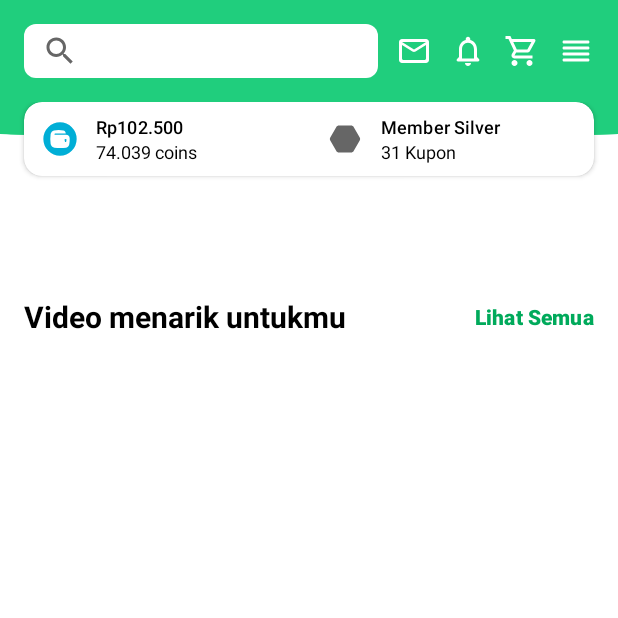
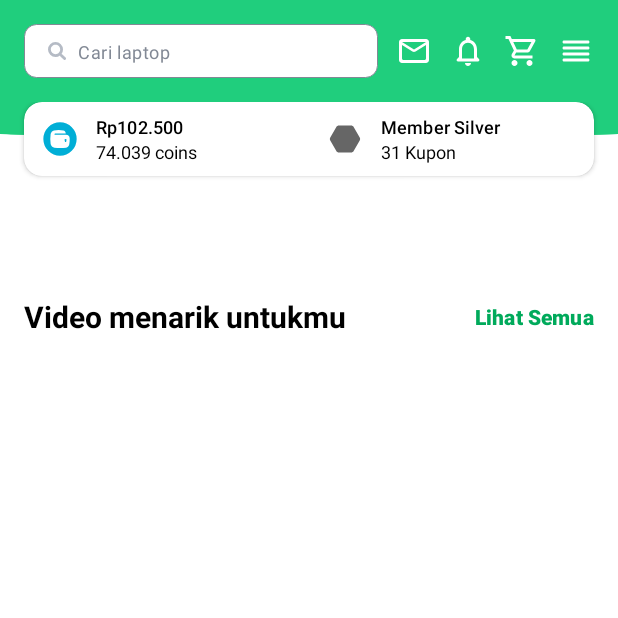
Before and after one commit to wiryadev/TokopediaHomepage, an Android app: the screen it shows after launch (MainActivity), on a phone screen of 412 x 824 dp, the top half of it. Run offline under Robolectric (Android 15) with nearby library versions, the phone set to English and light mode, and no system bars; our stand-ins replace navigation-ui; libraries missing offline, so code that uses them is left out: android.viewbinding.library; 5 statements that could not run were skipped.

Commit message:
replace search view with view

```diff
--- a/app/src/main/res/drawable/searchview_shape.xml
+++ b/app/src/main/res/drawable/searchview_shape.xml
@@ -2,6 +2,7 @@
 <shape xmlns:android="http://schemas.android.com/apk/res/android">
 
     <solid android:color="@color/white" />
+    <stroke android:color="@color/grey_50" android:width=".5dp" />
     <corners android:radius="@dimen/small_corner_radius" />
 
 </shape>
--- a/app/src/main/res/layout/app_bar_home.xml
+++ b/app/src/main/res/layout/app_bar_home.xml
@@ -12,7 +12,7 @@
         android:background="@color/green_200"
         android:padding="16dp">
 
-        <SearchView
+        <View
             android:id="@+id/search_view"
             android:layout_width="0dp"
             android:layout_height="36dp"
@@ -21,6 +21,28 @@
             app:layout_constraintEnd_toStartOf="@+id/btn_inbox"
             app:layout_constraintStart_toStartOf="parent"
             app:layout_constraintTop_toTopOf="parent" />
+
+        <ImageView
+            android:id="@+id/iv_search"
+            android:layout_width="wrap_content"
+            android:layout_height="wrap_content"
+            android:src="@drawable/ic_search_bar"
+            android:layout_marginStart="16dp"
+            app:layout_constraintStart_toStartOf="@id/search_view"
+            app:layout_constraintTop_toTopOf="@id/search_view"
+            app:layout_constraintBottom_toBottomOf="@id/search_view"
+            android:contentDescription="@string/search_icon" />
+
+        <TextView
+            android:layout_width="wrap_content"
+            android:layout_height="wrap_content"
+            android:text="@string/dummy_search_query"
+            android:textAppearance="@style/TextAppearance.MaterialComponents.Caption"
+            android:textColor="@color/grey_50"
+            android:layout_marginStart="8dp"
+            app:layout_constraintStart_toEndOf="@id/iv_search"
+            app:layout_constraintTop_toTopOf="@id/search_view"
+            app:layout_constraintBottom_toBottomOf="@id/search_view"/>
 
         <androidx.appcompat.widget.AppCompatImageButton
             android:id="@+id/btn_menu"
--- a/app/src/main/res/values/colors.xml
+++ b/app/src/main/res/values/colors.xml
@@ -10,4 +10,5 @@
     <color name="unify_900">#ff2e3137</color>
     <color name="disco_lihat_bg">#ffffffff</color>
     <color name="disco_lihat_clr_arrow">#ff525a67</color>
+    <color name="grey_50">#828995</color>
 </resources>
--- a/app/src/main/res/values/strings.xml
+++ b/app/src/main/res/values/strings.xml
@@ -19,4 +19,6 @@
     <string name="video_recommendation">Video menarik untukmu</string>
     <string name="see_all">Lihat Semua</string>
     <string name="live_thumbnail">Live Thumbnail</string>
+    <string name="dummy_search_query">Cari laptop</string>
+    <string name="search_icon">Search Icon</string>
 </resources>
```
